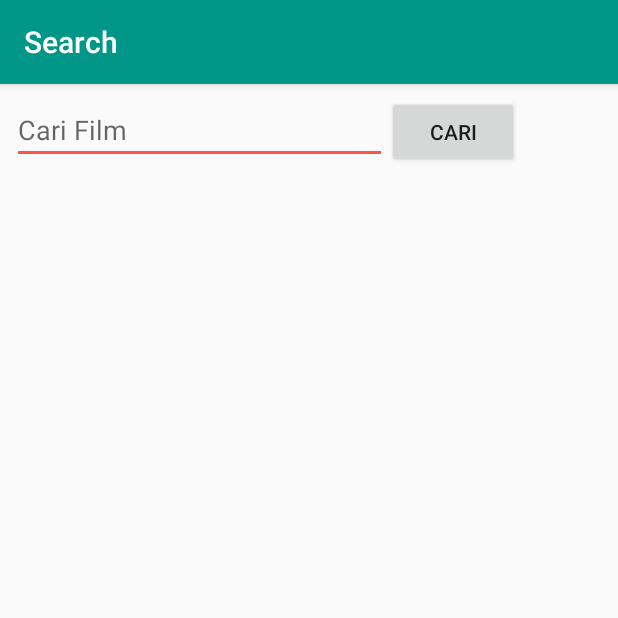
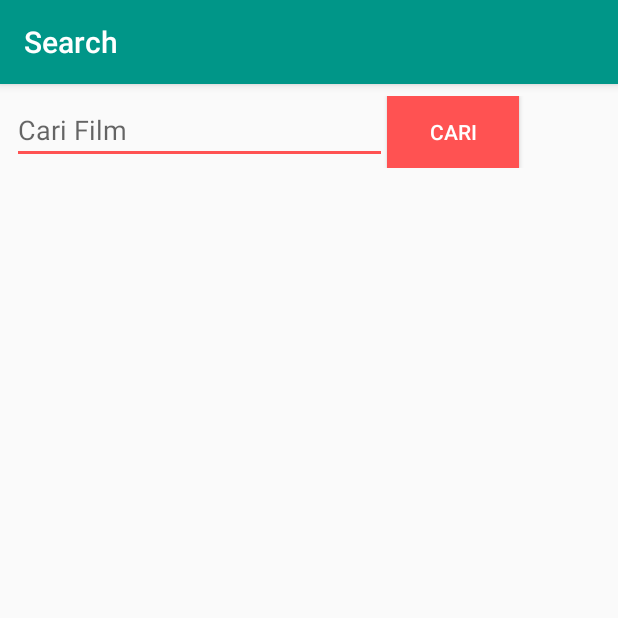
Before and after one commit to Yeputra/MovieFreaks, an Android app: the SearchActivity screen opened directly, with no data from a screen before it, on a phone screen of 412 x 824 dp, the top half of it. Run offline under Robolectric (Android 15) with nearby library versions, the phone set to English and light mode, and no system bars; pictures from the network do not load.

Commit message:
Fixed Search Button

```diff
--- a/app/src/main/res/layout/activity_search.xml
+++ b/app/src/main/res/layout/activity_search.xml
@@ -22,6 +22,9 @@
             android:id="@+id/btn_cari"
             android:layout_width="wrap_content"
             android:layout_height="wrap_content"
+            android:textColor="@android:color/white"
+            android:background="@color/colorAccent"
+            android:foreground="?attr/selectableItemBackground"
             android:text="CARI"/>
 
     </LinearLayout>
```
